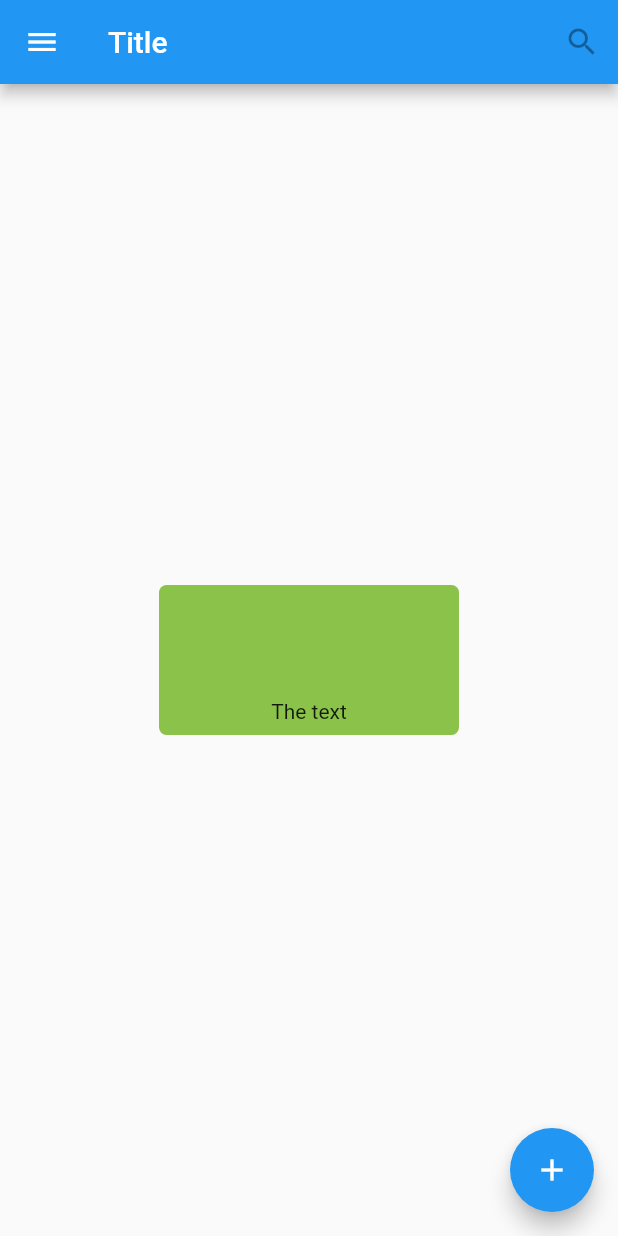
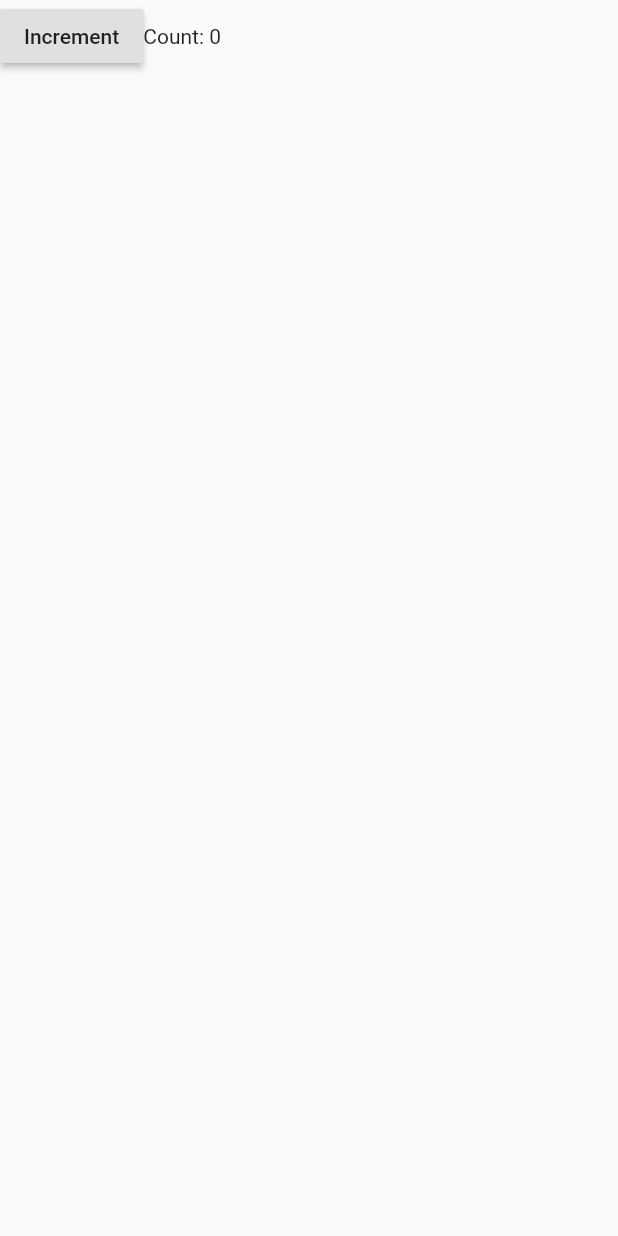
Before and after one commit to acantuta/flutter_examples, a Flutter app: the screen it shows after launch, on a phone screen of 412 x 824 dp. Run offline on Flutter 3.47's test engine with Material 2 defaults, Android fonts, the phone set to English and light mode, and no system bars.

```diff
--- a/lib/main.dart
+++ b/lib/main.dart
@@ -1,65 +1,55 @@
 import 'package:flutter/material.dart';
 
-void main() {
+void main(List<String> args) {
   runApp(MaterialApp(
-    title: "My first app",
-    home: TutorialHome(),
+    home: Scaffold(body: Counter()),
   ));
 }
 
-class TutorialHome extends StatelessWidget {
+class Counter extends StatefulWidget {
+  @override
+  _CounterState createState() => _CounterState();
+}
+
+class _CounterState extends State<Counter> {
+  int _counter = 0;
+
+  void _increment() {
+    setState(() {
+      ++_counter;
+    });
+  }
+
   @override
   Widget build(BuildContext context) {
-    return Scaffold(
-      appBar: AppBar(
-        leading: IconButton(
-          icon: Icon(Icons.menu),
-          onPressed: () {
-            print("Pressend");
-          },
-          tooltip: "Menu",
-        ),
-        title: Text("Title"),
-        actions: [
-          IconButton(
-            icon: Icon(
-              Icons.search,
-            ),
-            tooltip: "Search",
-          ),
-        ],
-      ),
-      body: Center(
-        child: GestureDetector(
-          onTap: () {
-            print("OnTap Gesture deteected");
-          },
-          onDoubleTap: () {
-            print("double tapp");
-          },
-          onLongPress: () {
-            print("on long press end");
-          },
-          child: Container(
-            height: 100,
-            width: 200,
-            padding: const EdgeInsets.all(8.0),
-            margin: const EdgeInsets.symmetric(horizontal: 8.0),
-            decoration: BoxDecoration(
-              color: Colors.lightGreen,
-              borderRadius: BorderRadius.circular(5.0),
-            ),
-            child: Align(
-                alignment: Alignment.bottomCenter, child: Text("The text")),
-          ),
-        ),
-      ),
-      floatingActionButton: FloatingActionButton(
-        child: Icon(Icons.add),
-        onPressed: () {
-          print("Floating action pressed");
-        },
-      ),
-    );
+    return Row(children: [
+      CounterIncrementor(onPressed: _increment,),
+      CounterDisplay(count: _counter,),
+    ],);
   }
 }
+
+class CounterDisplay extends StatelessWidget {
+  CounterDisplay({this.count});
+
+  final int count;
+
+  @override
+  Widget build(BuildContext context) {
+    return Text('Count: $count');
+  }
+}
+
+class CounterIncrementor extends StatelessWidget {
+
+  CounterIncrementor({this.onPressed});
+
+  final VoidCallback onPressed;
+
+  @override
+  Widget build(BuildContext context) {
+    return RaisedButton(onPressed: onPressed, child: Text("Increment"),);
+  }
+
+
+}
```
